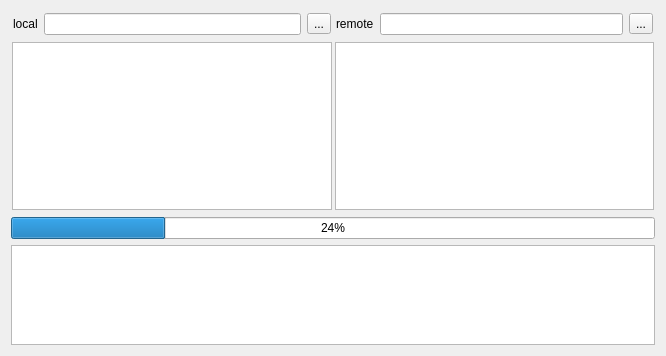
Old version of the form src/sftpwindow/sftpwindow.ui in the repository QQxiaoming/quardCRT.
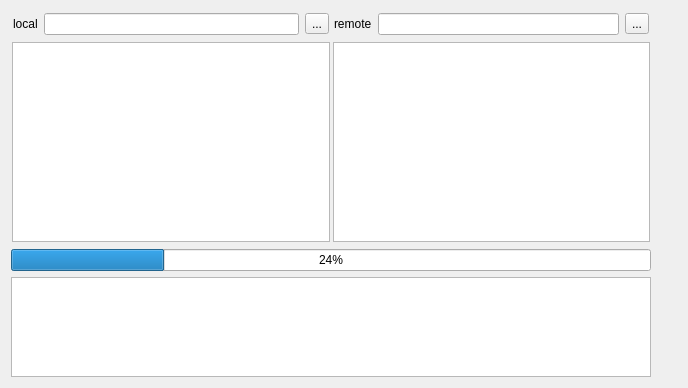
New version of the form.

The edit to the form file:
```diff
--- a/src/sftpwindow/sftpwindow.ui
+++ b/src/sftpwindow/sftpwindow.ui
@@ -6,13 +6,23 @@
    <rect>
     <x>0</x>
     <y>0</y>
-    <width>666</width>
-    <height>356</height>
+    <width>688</width>
+    <height>388</height>
    </rect>
   </property>
   <property name="windowTitle">
    <string>sftp</string>
   </property>
+  <layout class="QVBoxLayout" name="verticalLayout_5">
+   <item>
+    <widget class="QSplitter" name="splitter_2">
+     <property name="orientation">
+      <enum>Qt::Horizontal</enum>
+     </property>
+     <property name="handleWidth">
+      <number>1</number>
+     </property>
+     <widget class="QWidget" name="verticalLayoutWidget_3">
   <layout class="QVBoxLayout" name="verticalLayout_3">
    <item>
     <widget class="QSplitter" name="splitter">
@@ -167,6 +177,27 @@
        <height>100</height>
       </size>
      </property>
+        </widget>
+       </item>
+      </layout>
+     </widget>
+     <widget class="QWidget" name="verticalLayoutWidget_4">
+      <layout class="QVBoxLayout" name="verticalLayout_4">
+       <item>
+        <spacer name="verticalSpacer">
+         <property name="orientation">
+          <enum>Qt::Vertical</enum>
+         </property>
+         <property name="sizeHint" stdset="0">
+          <size>
+           <width>20</width>
+           <height>40</height>
+          </size>
+         </property>
+        </spacer>
+       </item>
+      </layout>
+     </widget>
     </widget>
    </item>
   </layout>
```
Lines whose indentation alone changed are shown as unchanged.
